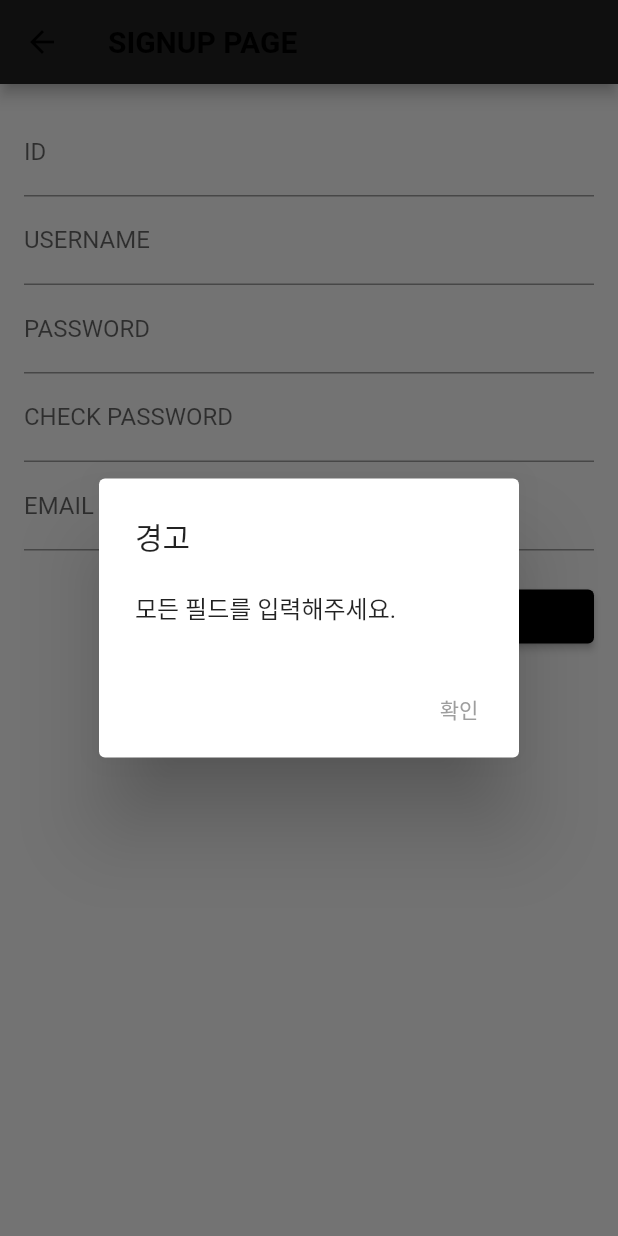
After one commit to nnyouung/2023_urop_front, a Flutter app: the SignupPage screen opened by its route, after a tap on "SIGNUP", on a phone screen of 412 x 824 dp. The commit adds this screen. Run offline on Flutter 3.47's test engine with Material 2 defaults, Android fonts, the light colour scheme and no system bars; our stand-ins replace image_picker.

Commit message:
페이지 합치기

```diff
--- a/lib/picture.dart
+++ b/lib/picture.dart
@@ -31,10 +31,11 @@ class PicturePageState extends State<PicturePage> {
         ),
       );
 
-      // 이미지 선택이 완료된 후, 어떻게 할지 나중에 동장 추가해야 함.
+      // 이미지 선택이 완료된 후, 어떻게 할지 나중에 동작 추가해야 함.
     }
   }
 
+  // 화면을 렌더링하는 메서드
   @override
   Widget build(BuildContext context) {
     return Scaffold(
--- /dev/null
+++ b/lib/signup.dart
@@ -0,0 +1,153 @@
+import 'package:flutter/material.dart';
+
+class SignupPage extends StatelessWidget {
+  final TextEditingController idController = TextEditingController();
+  final TextEditingController usernameController = TextEditingController();
+  final TextEditingController passwordController = TextEditingController();
+  final TextEditingController passwordCheckController = TextEditingController();
+  final TextEditingController emailController = TextEditingController();
+
+  void check(BuildContext context) {
+    // 회원가입 로직
+
+    // 1. 각각의 입력 필드에서 사용자가 입력한 값을 가져옴
+    String id = idController.text;
+    String username = usernameController.text;
+    String password = passwordController.text;
+    String passwordCheck = passwordCheckController.text;
+    String email = emailController.text;
+
+    // 2. 모든 필드가 채워져 있는지 확인
+    if (id.isEmpty ||
+        username.isEmpty ||
+        password.isEmpty ||
+        passwordCheck.isEmpty ||
+        email.isEmpty) {
+      // 3. 만약 하나라도 비어있으면 경고 다이얼로그 표시
+      showDialog(
+        context: context,
+        builder: (BuildContext context) {
+          return AlertDialog(
+            title: Text("경고"),
+            content: Text("모든 필드를 입력해주세요."),
+            actions: [
+              TextButton(
+                child: Text("확인"),
+                onPressed: () {
+                  Navigator.of(context).pop(); // 다이얼로그 닫기
+                },
+              ),
+            ],
+          );
+        },
+      );
+    } else if (password != passwordCheck) {
+      // 4. 비밀번호와 비밀번호 확인이 일치하지 않을 경우 경고 다이얼로그 표시
+      showDialog(
+        context: context,
+        builder: (BuildContext context) {
+          return AlertDialog(
+            title: Text("경고"),
+            content: Text("비밀번호가 일치하지 않습니다."),
+            actions: [
+              TextButton(
+                child: Text("확인"),
+                onPressed: () {
+                  Navigator.of(context).pop(); // 다이얼로그 닫기
+                },
+              ),
+            ],
+          );
+        },
+      );
+    } else {
+      // 5. 모든 필드가 올바르게 입력되었을 경우 회원가입 성공 다이얼로그 표시 후 메인 화면으로 이동
+      showDialog(
+        context: context,
+        builder: (BuildContext context) {
+          return AlertDialog(
+            title: Text("회원가입 성공"),
+            content: Text("회원가입이 완료되었습니다."),
+            actions: [
+              TextButton(
+                child: Text("확인"),
+                onPressed: () {
+                  Navigator.of(context).pop(); // 다이얼로그 닫기
+                  Navigator.pop(context); // 회원가입 성공 시 메인 화면으로 이동
+                },
+              ),
+            ],
+          );
+        },
+      );
+    }
+  }
+
+  @override
+  Widget build(BuildContext context) {
+    return Scaffold(
+      appBar: AppBar(
+        title: Text(
+          'SIGNUP PAGE',
+          style: TextStyle(fontWeight: FontWeight.bold),
+        ),
+        backgroundColor: Colors.grey[900], // 상단 내비게이션바 색상 설정
+      ),
+      body: Padding(
+        padding: EdgeInsets.all(16.0), // 여백 설정
+        child: Column(
+          children: [
+            // 아이디 입력 필드
+            TextField(
+              controller: idController, // 컨트롤러 설정
+              decoration: InputDecoration(
+                labelText: 'ID', // 레이블 텍스트 설정
+              ),
+            ),
+            // 유저네임 입력 필드
+            TextField(
+              controller: usernameController,
+              decoration: InputDecoration(
+                labelText: 'USERNAME',
+              ),
+            ),
+            // 비밀번호 입력 필드
+            TextField(
+              controller: passwordController,
+              obscureText: true, // 비밀번호 입력 시 입력 내용을 가려서 보이지 않게 함
+              decoration: InputDecoration(
+                labelText: 'PASSWORD',
+              ),
+            ),
+            // 비밀번호 확인 필드
+            TextField(
+              controller: passwordCheckController,
+              obscureText: true, // 비밀번호 확인 시 입력 내용을 가려서 보이지 않게 함
+              decoration: InputDecoration(
+                labelText: 'CHECK PASSWORD',
+              ),
+            ),
+            // 이메일 입력 필드
+            TextField(
+              controller: emailController,
+              decoration: InputDecoration(
+                labelText: 'EMAIL',
+              ),
+            ),
+            SizedBox(height: 20), // 위젯간의 간격 조정
+            Align(
+              alignment: Alignment.centerRight,
+              child: ElevatedButton(
+                onPressed: () => check(context), // 버튼 클릭 시 check 함수 호출
+                child: Text('SIGNUP'), // 버튼 텍스트 설정
+                style: ElevatedButton.styleFrom(
+                  primary: Colors.black, // 버튼 색상 설정
+                ),
+              ),
+            ),
+          ],
+        ),
+      ),
+    );
+  }
+}
```
Also changed, not shown: lib/login.dart (added, +85 -0 lines), lib/main.dart (+21 -6 lines), lib/sudokugame.dart (added, +232 -0 lines).
